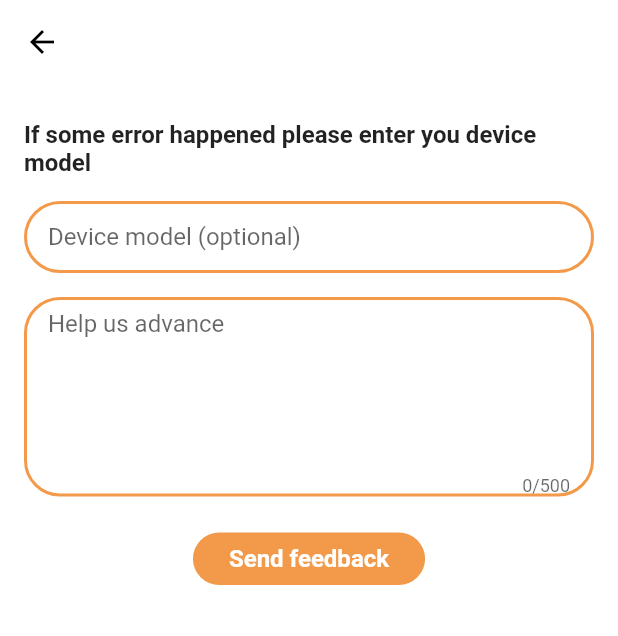
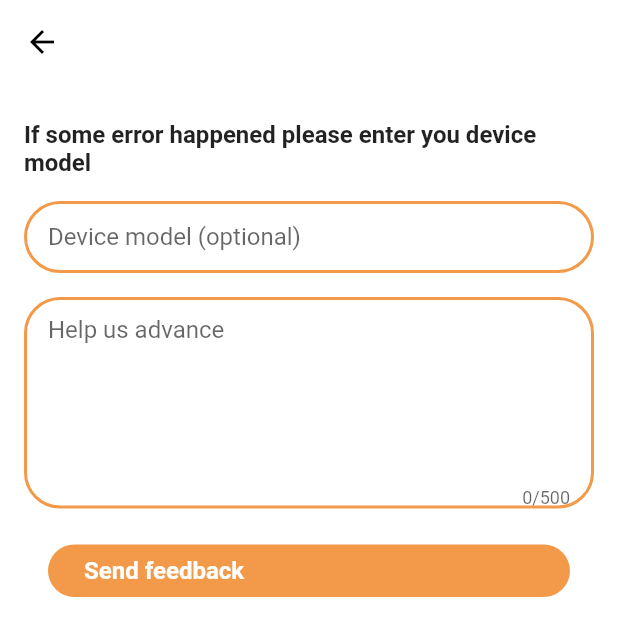
Before and after one commit to aspirity-inc/stolby-flutter, a Flutter app: the SettingsPage screen opened directly, after a tap on "Feedback & Support", on a phone screen of 412 x 824 dp. Shown: the top 636 px of the screen. Run offline on Flutter 3.47's test engine with Material 2 defaults, Android fonts, the phone set to English and light mode, and no system bars; our stand-ins replace auto_route, bloc, community_material_icon, dartz, drift, flutter_bloc and 9 more; missing offline and left inert: mapbox_gl; accounts and stored records are empty; generated files the repository leaves out were written again; project files that could hold a hidden picture were left out.

Commit message:
Adapted app for different text scale factors

```diff
--- a/lib/presentation/pages/feedback_page/feedback_page.dart
+++ b/lib/presentation/pages/feedback_page/feedback_page.dart
@@ -20,9 +20,11 @@ class FeedbackPage extends StatelessWidget {
       appBar: const DetailedRockAppbar(
         localizedName: null,
       ),
+      resizeToAvoidBottomInset: true,
       body: Padding(
         padding: const EdgeInsets.all(16),
-        child: Column(
+        child: ListView(
+          physics: const BouncingScrollPhysics(),
           children: [
             const SizedBox(
               height: 8,
@@ -50,11 +52,12 @@ class FeedbackPage extends StatelessWidget {
               child: TextField(
                 key: const ValueKey('feedback_page_device_text_field'),
                 controller: _deviceController,
-                maxLines: 1,
                 decoration: InputDecoration(
                   contentPadding: const EdgeInsets.symmetric(
                     horizontal: 16,
+                    vertical: 12,
                   ),
+                  hintMaxLines: 2,
                   focusedBorder: InputBorder.none,
                   disabledBorder: InputBorder.none,
                   enabledBorder: InputBorder.none,
@@ -87,7 +90,7 @@ class FeedbackPage extends StatelessWidget {
                 decoration: InputDecoration(
                   contentPadding: const EdgeInsets.symmetric(
                     horizontal: 16,
-                    vertical: 8,
+                    vertical: 12,
                   ),
                   focusedBorder: InputBorder.none,
                   disabledBorder: InputBorder.none,
--- a/lib/presentation/pages/map_page/widgets/map_marker_button.dart
+++ b/lib/presentation/pages/map_page/widgets/map_marker_button.dart
@@ -38,7 +38,8 @@ class MapMarkerButton extends StatelessWidget {
                 const SizedBox(
                   width: 16,
                 ),
-                Text(
+                Flexible(
+                  child: Text(
                     state.setMarkerRock.fold(
                           () => localization?.dialog_rock_item_mark,
                           (a) => a.id == rock.id
@@ -50,6 +51,7 @@ class MapMarkerButton extends StatelessWidget {
                       fontSize: 16,
                       fontWeight: FontWeight.w700,
                       color: Colors.white,
+                    ),
                   ),
                 ),
               ],
--- a/lib/presentation/pages/map_page/widgets/map_rock_card_content.dart
+++ b/lib/presentation/pages/map_page/widgets/map_rock_card_content.dart
@@ -15,6 +15,7 @@ class MapRockCardContent extends StatelessWidget {
 
   @override
   Widget build(BuildContext context) => Column(
+        mainAxisAlignment: MainAxisAlignment.end,
         children: [
           Row(
             mainAxisAlignment: MainAxisAlignment.start,
--- a/lib/presentation/pages/setting_page/widgets/about_app_button.dart
+++ b/lib/presentation/pages/setting_page/widgets/about_app_button.dart
@@ -61,7 +61,8 @@ class AboutAppButton extends StatelessWidget {
         child: Row(
           mainAxisAlignment: MainAxisAlignment.spaceBetween,
           children: [
-            Column(
+            Expanded(
+              child: Column(
                 crossAxisAlignment: CrossAxisAlignment.start,
                 children: [
                   Text(
@@ -80,6 +81,7 @@ class AboutAppButton extends StatelessWidget {
                   ),
                 ],
               ),
+            ),
             Icon(
               Icons.info_outline,
               color: Theme.of(context).colorScheme.onBackground,
--- a/lib/presentation/pages/setting_page/widgets/feedback_button.dart
+++ b/lib/presentation/pages/setting_page/widgets/feedback_button.dart
@@ -19,7 +19,8 @@ class FeedbackButton extends StatelessWidget {
           mainAxisAlignment: MainAxisAlignment.spaceBetween,
           mainAxisSize: MainAxisSize.max,
           children: [
-            Column(
+            Expanded(
+              child: Column(
                 crossAxisAlignment: CrossAxisAlignment.start,
                 children: [
                   Text(
@@ -38,6 +39,7 @@ class FeedbackButton extends StatelessWidget {
                   ),
                 ],
               ),
+            ),
             Icon(
               CommunityMaterialIcons.comment_text_outline,
               color: Theme.of(context).colorScheme.onBackground,
--- a/lib/presentation/pages/setting_page/widgets/settings_switch.dart
+++ b/lib/presentation/pages/setting_page/widgets/settings_switch.dart
@@ -18,10 +18,12 @@ class SettingsSwitch extends StatelessWidget {
   Widget build(BuildContext context) => Row(
         mainAxisAlignment: MainAxisAlignment.spaceBetween,
         children: [
-          Text(
-            text,
-            style: const TextStyle(
-              fontWeight: FontWeight.w400,
+          Flexible(
+            child: Text(
+              text,
+              style: const TextStyle(
+                fontWeight: FontWeight.w400,
+              ),
             ),
           ),
           CupertinoSwitch(
```
Also changed, not shown: lib/presentation/pages/map_page/widgets/map_card_info.dart (+12 -8 lines). Lines whose indentation alone changed are shown as unchanged.
